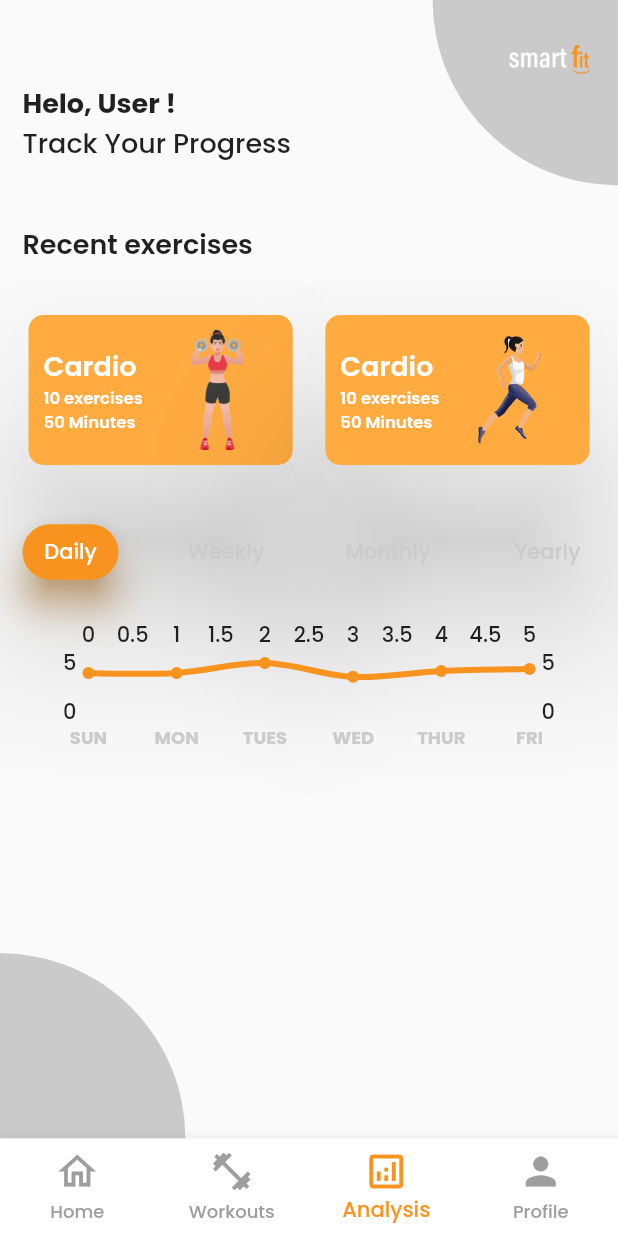
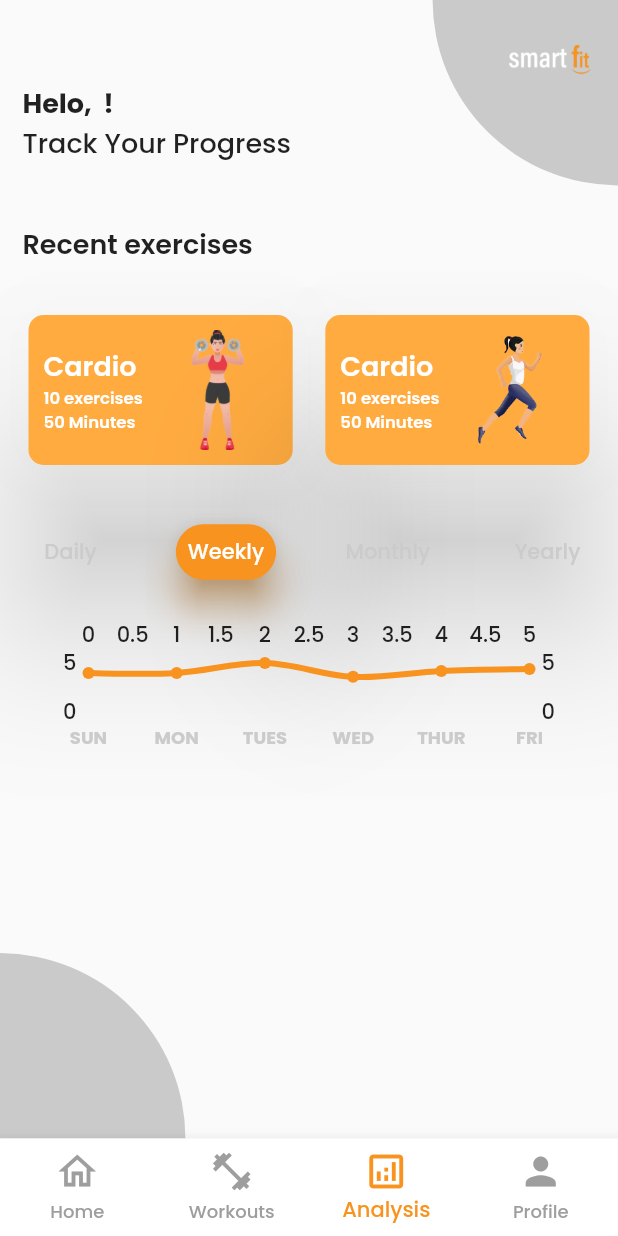
Before and after one commit to charbel-ayrouth/smartfit, a Flutter app: the screen it shows once a user with an empty profile is signed in, item 3 of the bottom bar chosen, after a tap on "Weekly", on a phone screen of 412 x 824 dp. Run offline on Flutter 3.47's test engine with Material 2 defaults, Android fonts, the phone set to English and light mode, and no system bars; drawn by our look-alikes of fl_chart; our stand-ins replace cloud_firestore, firebase_auth, firebase_core, firebase_storage, flutter_spinkit, image_picker; accounts and stored records are empty.

Commit message:
fixed analysis button

```diff
--- a/lib/screens/analysis/analysis_page.dart
+++ b/lib/screens/analysis/analysis_page.dart
@@ -1,5 +1,7 @@
+import 'package:firebase_auth/firebase_auth.dart';
 import 'package:fl_chart/fl_chart.dart';
 import 'package:flutter/material.dart';
+import 'package:provider/provider.dart';
 import 'package:smartfit/screens/profile/components/logo.dart';
 import 'package:smartfit/shared/background.dart';
 import 'package:smartfit/shared/constants.dart';
@@ -53,9 +55,16 @@ class _AnalysisPageState extends State<AnalysisPage> {
     return Padding(child: text, padding: const EdgeInsets.only(top: 8.0));
   }
 
+  String analysisType = "Daily";
+  void setSelectedButton(String buttonName) {
+    setState(() {
+      analysisType = buttonName;
+    });
+  }
+
   @override
   Widget build(BuildContext context) {
-    String analysisType = 'Daily';
+    final user = Provider.of<User?>(context);
     return Background(
       child: SingleChildScrollView(
         child: Padding(
@@ -66,9 +75,9 @@ class _AnalysisPageState extends State<AnalysisPage> {
               mainAxisAlignment: MainAxisAlignment.end,
               children: [Logo()],
             ),
-            const Text(
-              "Helo, User !",
-              style: TextStyle(fontSize: 18, fontWeight: FontWeight.bold),
+            Text(
+              "Helo, ${user!.displayName} !",
+              style: const TextStyle(fontSize: 18, fontWeight: FontWeight.bold),
             ),
             const Text("Track Your Progress",
                 style: TextStyle(fontSize: 18, fontWeight: FontWeight.w500)),
@@ -94,7 +103,9 @@ class _AnalysisPageState extends State<AnalysisPage> {
                 TextButton(
                   onPressed: () {
                     analysisType = 'Daily';
-                    setState(() {});
+                    setState(() {
+                      setSelectedButton("Daily");
+                    });
                   },
                   child: Text(
                     "Daily",
@@ -117,7 +128,7 @@ class _AnalysisPageState extends State<AnalysisPage> {
                 TextButton(
                   onPressed: () {
                     setState(() {
-                      analysisType = 'Weekly';
+                      setSelectedButton("Weekly");
                     });
                   },
                   child: Text(
@@ -141,7 +152,7 @@ class _AnalysisPageState extends State<AnalysisPage> {
                 TextButton(
                   onPressed: () {
                     setState(() {
-                      analysisType = 'Monthly';
+                      setSelectedButton("Monthly");
                     });
                   },
                   child: Text(
@@ -165,7 +176,7 @@ class _AnalysisPageState extends State<AnalysisPage> {
                 TextButton(
                   onPressed: () {
                     setState(() {
-                      analysisType = 'Yearly';
+                      setSelectedButton("Yearly");
                     });
                   },
                   child: Text(
```
Also changed, not shown: 2 other files.
